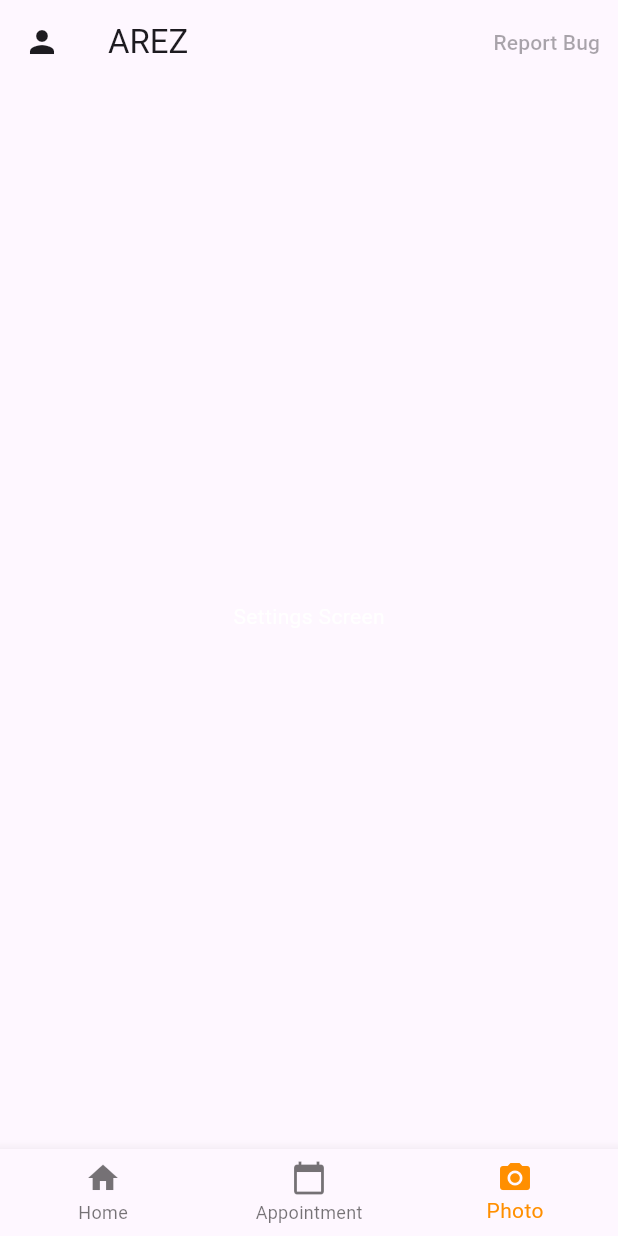
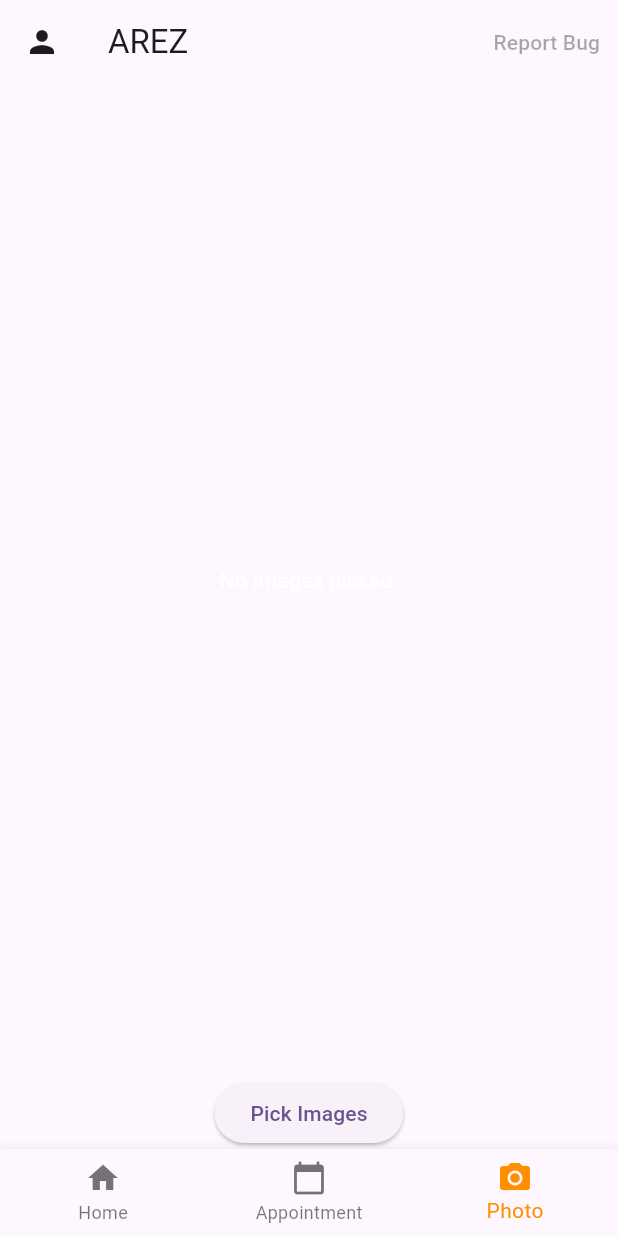
Before and after one commit to Ozgunak/arez, a Flutter app: the screen it shows after launch, item 3 of the bottom bar chosen, on a phone screen of 412 x 824 dp. Run offline on Flutter 3.47's test engine with Material 2 defaults, Android fonts, the phone set to English and light mode, and no system bars; our stand-ins replace carousel_slider, image_picker.

Commit message:
add camera screen

```diff
--- a/lib/screens/camera_screen.dart
+++ b/lib/screens/camera_screen.dart
@@ -1,10 +1,65 @@
+import 'dart:io';
+
 import 'package:flutter/material.dart';
+import 'package:image_picker/image_picker.dart';
+import 'package:carousel_slider/carousel_slider.dart';
 
-class CameraScreen extends StatelessWidget {
+class CameraScreen extends StatefulWidget {
+  @override
+  _CameraScreenState createState() => _CameraScreenState();
+}
+
+class _CameraScreenState extends State<CameraScreen> {
+  final ImagePicker _picker = ImagePicker();
+  List<XFile>? _imageFiles;
+
   @override
   Widget build(BuildContext context) {
-    return Container(
-      child: Center(child: Text('Settings Screen')),
+    return Scaffold(
+      body: Column(
+        children: [
+          // If images are picked, display a carousel, otherwise show a placeholder
+          _imageFiles != null ? buildCarousel() : buildPlaceholder(),
+
+          // Add button to pick images
+          ElevatedButton(
+            onPressed: () async {
+              final List<XFile>? files = await _picker.pickMultiImage();
+              setState(() {
+                _imageFiles = files;
+              });
+            },
+            child: const Text('Pick Images'),
+          ),
+        ],
+      ),
+    );
+  }
+
+  // Widget to display when no images are picked
+  Widget buildPlaceholder() {
+    return const Expanded(
+      child: Center(
+        child: Text('No images picked.'),
+      ),
+    );
+  }
+
+  // Widget to display the image carousel
+  Widget buildCarousel() {
+    return CarouselSlider(
+      options: CarouselOptions(
+        height: MediaQuery.of(context).size.height * .7, // Full screen height
+        viewportFraction: 1.0, // Full screen width
+        enlargeCenterPage: true, // For a 'cover flow' effect
+        autoPlay: true, // For automatic sliding
+      ),
+      items: _imageFiles!.map((file) {
+        return Image.file(
+          File(file.path),
+          fit: BoxFit.cover, // To make the image fill the carousel
+        );
+      }).toList(),
     );
   }
 }
--- a/pubspec.yaml
+++ b/pubspec.yaml
@@ -36,6 +36,8 @@ dependencies:
   # Use with the CupertinoIcons class for iOS style icons.
   cupertino_icons: ^1.0.2
   intl: ^0.18.1
+  carousel_slider: ^4.2.1
+  image_picker: ^0.8.7+5
 
 dev_dependencies:
   flutter_test:
```
Also changed, not shown: pubspec.lock, 10 other files.
